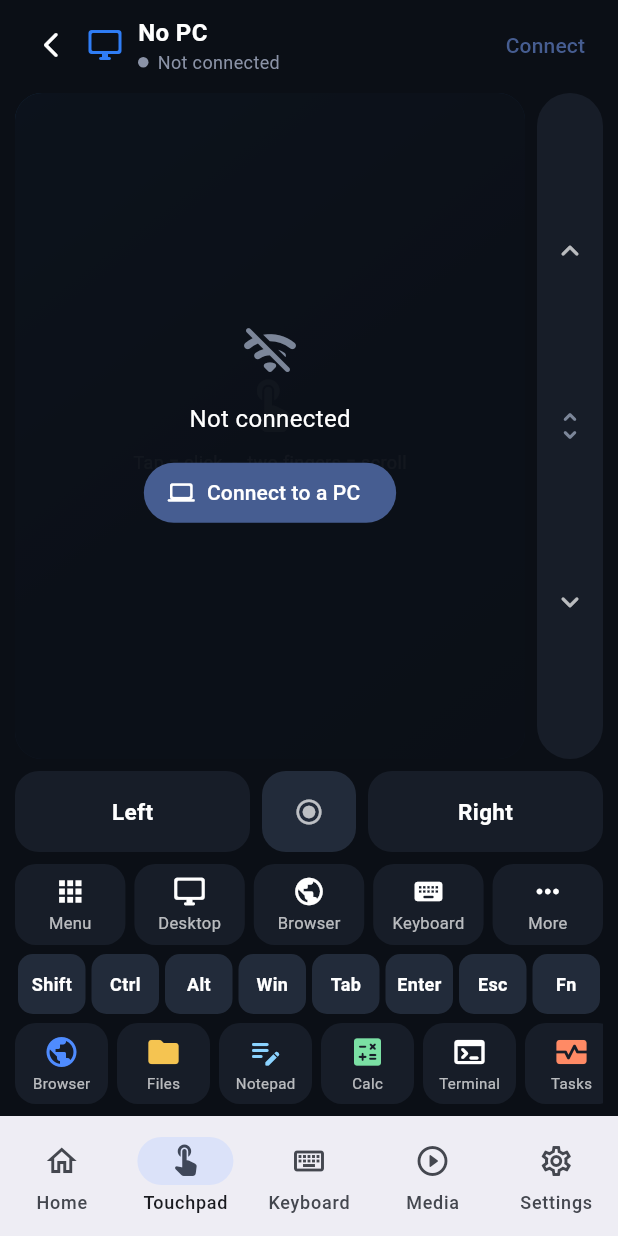
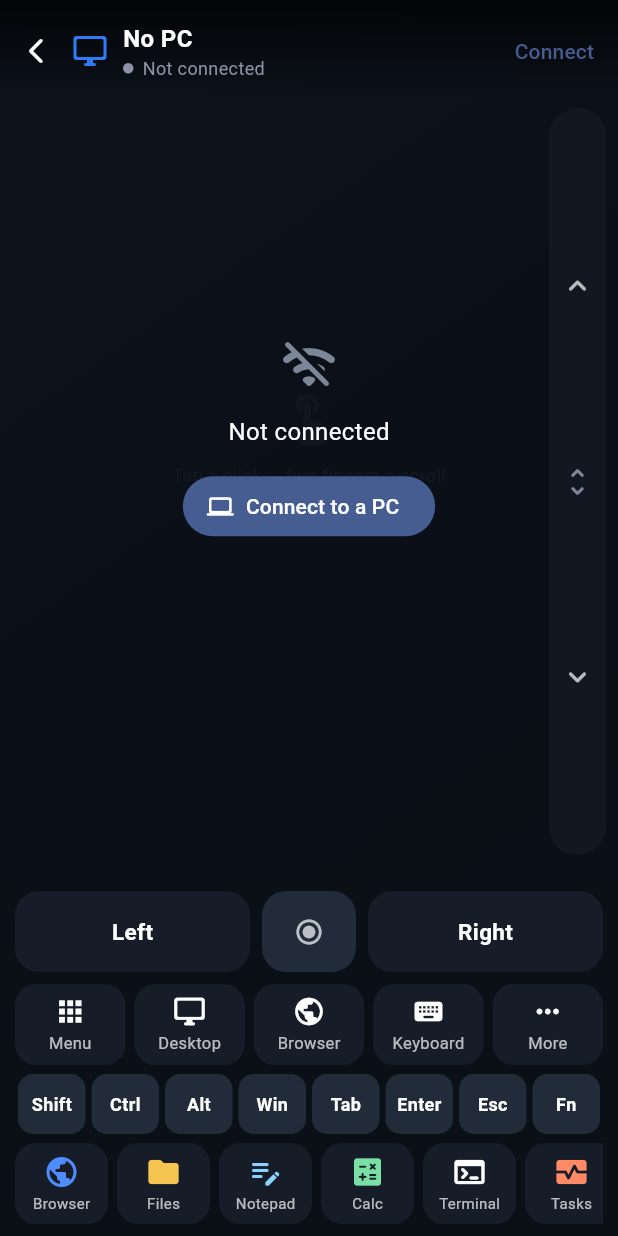
Before and after one commit to sabbirahmed77708-sudo/Remote-Mouse-, a Flutter app: the screen it shows after launch, item 2 of the bottom bar chosen, on a phone screen of 412 x 824 dp. Run offline on Flutter 3.47's test engine with Material 3 defaults, Android fonts, the phone set to English and light mode, and no system bars; our stand-ins replace shared_preferences; missing offline and left inert: mobile_scanner; network calls fail.

Commit message:
Touchpad: full-bleed desktop view like the reference, floating top bar and scroll strip, no bottom nav on this screen; 1.5.1
Co-Authored-By: Claude Sonnet 5.5 <noreply@anthropic.com>
Claude-Session: https://claude.ai/code/session_013iw55zvU1QLCE7BQsbsGYj

```diff
--- a/remotex/app/lib/main.dart
+++ b/remotex/app/lib/main.dart
@@ -108,7 +108,7 @@ class _ShellState extends State<Shell> {
     ];
     return Scaffold(
       body: SafeArea(child: IndexedStack(index: _index, children: pages)),
-      bottomNavigationBar: NavigationBar(
+      bottomNavigationBar: _index == 1 ? null : NavigationBar(
         selectedIndex: _index,
         onDestinationSelected: (i) {
           AppScope.read(context).app.haptic();
--- a/remotex/app/lib/screens/touchpad_screen.dart
+++ b/remotex/app/lib/screens/touchpad_screen.dart
@@ -35,6 +35,7 @@ class _TouchpadScreenState extends State<TouchpadScreen> {
   int _maxPointers = 0;
   bool _dragging = false;
   final Set<String> _mods = {};
+  bool _fill = true; // desktop picture fills the whole pad (cropped) or fits inside it
   bool _preview = true; // user switch for the live PC screen
 
   double _accX = 0, _accY = 0, _accSX = 0, _accSY = 0;
@@ -59,7 +60,7 @@ class _TouchpadScreenState extends State<TouchpadScreen> {
   void _syncPreview() {
     final conn = _scope?.conn;
     if (conn == null) return;
-    conn.watchScreen(widget.active && _preview, width: 640);
+    conn.watchScreen(widget.active && _preview, width: 960);
   }
 
   @override
@@ -355,22 +356,22 @@ class _TouchpadScreenState extends State<TouchpadScreen> {
       child: ListenableBuilder(
         listenable: conn,
         builder: (context, _) {
-          return Padding(
-            padding: const EdgeInsets.fromLTRB(10, 6, 10, 8),
-            child: Column(
+          return Column(
             children: [
-                _topBar(conn),
-                const SizedBox(height: 8),
+              // Full-bleed desktop view with the top bar and scroll strip floating over it
               Expanded(
-                  child: Row(
+                child: Stack(
                   children: [
-                      Expanded(child: _buildPad(conn.connected)),
-                      const SizedBox(width: 8),
-                      _buildScrollStrip(),
+                    Positioned.fill(child: _buildPad(conn.connected)),
+                    Positioned(top: 0, left: 0, right: 0, child: _topBar(conn)),
+                    Positioned(right: 8, top: 72, bottom: 16, child: _buildScrollStrip()),
                   ],
                 ),
               ),
-                const SizedBox(height: 8),
+              Padding(
+                padding: const EdgeInsets.fromLTRB(10, 8, 10, 8),
+                child: Column(
+                  children: [
                     SizedBox(
                       height: 54,
                       child: Row(
@@ -391,6 +392,8 @@ class _TouchpadScreenState extends State<TouchpadScreen> {
                     _dock(),
                   ],
                 ),
+              ),
+            ],
           );
         },
       ),
@@ -399,8 +402,16 @@ class _TouchpadScreenState extends State<TouchpadScreen> {
 
   Widget _topBar(ConnectionController conn) {
     final style = LinkStyle.of(conn);
-    return SizedBox(
-      height: 48,
+    return Container(
+      height: 64,
+      padding: const EdgeInsets.only(top: 4, right: 4),
+      decoration: const BoxDecoration(
+        gradient: LinearGradient(
+          begin: Alignment.topCenter,
+          end: Alignment.bottomCenter,
+          colors: [Color(0xCC000000), Color(0x00000000)],
+        ),
+      ),
       child: Row(
         children: [
           IconButton(
@@ -442,6 +453,12 @@ class _TouchpadScreenState extends State<TouchpadScreen> {
           ),
           if (conn.connected && !conn.viaBluetooth)
             IconButton(
+              tooltip: _fill ? 'Show whole screen' : 'Fill the pad',
+              onPressed: () => setState(() => _fill = !_fill),
+              icon: Icon(_fill ? Icons.fit_screen_rounded : Icons.fullscreen_rounded, color: Colors.white70),
+            ),
+          if (conn.connected && !conn.viaBluetooth)
+            IconButton(
               tooltip: _preview ? 'Hide PC screen' : 'Show PC screen',
               onPressed: () {
                 setState(() => _preview = !_preview);
@@ -459,7 +476,7 @@ class _TouchpadScreenState extends State<TouchpadScreen> {
 
   Widget _buildPad(bool connected) {
     return ClipRRect(
-      borderRadius: BorderRadius.circular(18),
+      borderRadius: BorderRadius.zero,
       child: Stack(
         children: [
           Listener(
@@ -485,7 +502,7 @@ class _TouchpadScreenState extends State<TouchpadScreen> {
                         if (frame != null) {
                           return Positioned.fill(
                             child: IgnorePointer(
-                              child: Image.memory(frame, fit: BoxFit.contain, gaplessPlayback: true, filterQuality: FilterQuality.low),
+                              child: Image.memory(frame, fit: _fill ? BoxFit.cover : BoxFit.contain, gaplessPlayback: true, filterQuality: FilterQuality.low),
                             ),
                           );
                         }
@@ -559,14 +576,14 @@ class _TouchpadScreenState extends State<TouchpadScreen> {
 
   Widget _buildScrollStrip() {
     return SizedBox(
-      width: 44,
+      width: 38,
       child: ClipRRect(
-        borderRadius: BorderRadius.circular(22),
+        borderRadius: BorderRadius.circular(19),
         child: Listener(
           behavior: HitTestBehavior.opaque,
           onPointerMove: _stripMove,
           child: const ColoredBox(
-            color: _Ui.panel,
+            color: Color(0x8C171D28),
             child: Column(
               mainAxisAlignment: MainAxisAlignment.spaceEvenly,
               children: [
--- a/remotex/app/lib/services/update_service.dart
+++ b/remotex/app/lib/services/update_service.dart
@@ -7,7 +7,7 @@ import 'package:flutter/foundation.dart';
 import 'package:flutter/services.dart';
 
 /// Version of this build. Keep in sync with `version:` in pubspec.yaml.
-const String kAppVersion = '1.5.0';
+const String kAppVersion = '1.5.1';
 
 const String kRepo = 'sabbirahmed77708-sudo/remote-mouse-';
 const String kReleasesPage = 'https://github.com/$kRepo/releases';
--- a/remotex/app/pubspec.yaml
+++ b/remotex/app/pubspec.yaml
@@ -1,7 +1,7 @@
 name: remotex
 description: Use your Android phone as a wireless mouse, keyboard and media remote for a Windows PC.
 publish_to: "none"
-version: 1.5.0+9
+version: 1.5.1+10
 
 environment:
   sdk: ^3.5.0
```
Also changed, not shown: 2 other files. Lines whose indentation alone changed are shown as unchanged.
